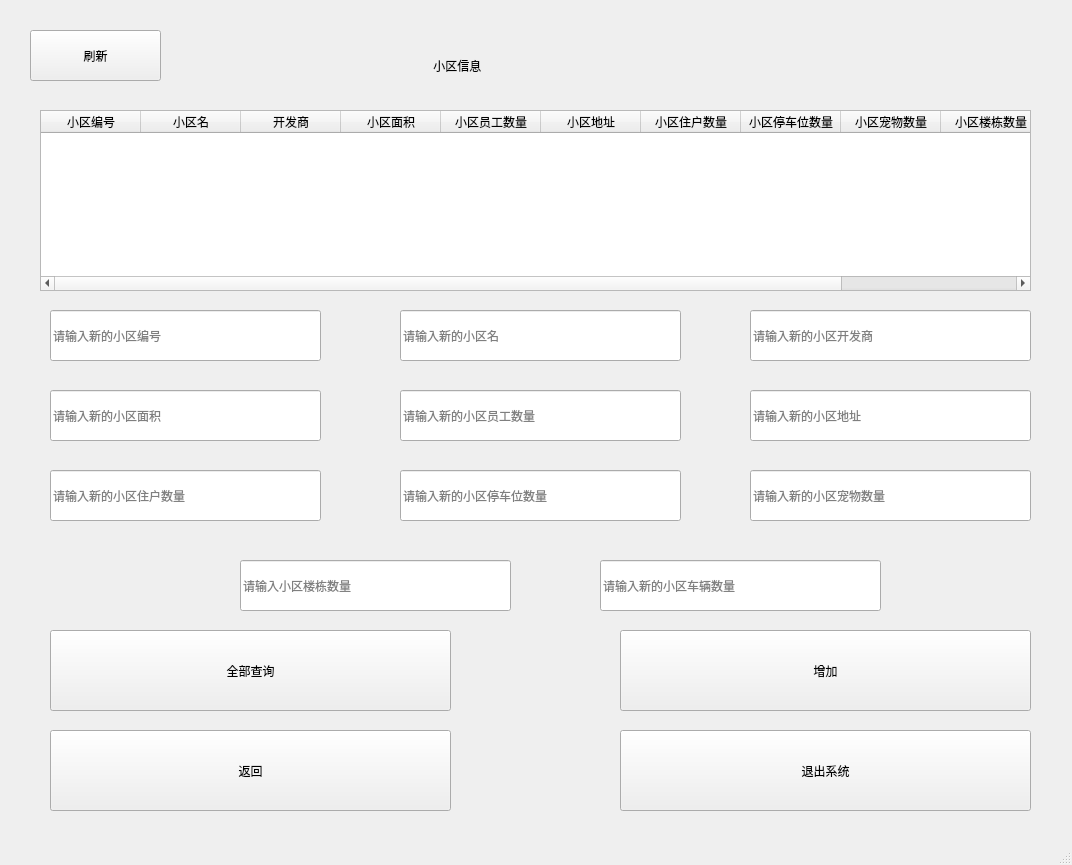
First picture: the form in code/super_root_add_community.ui, repository wan-qiang/Database_classdesigner, before the edit.
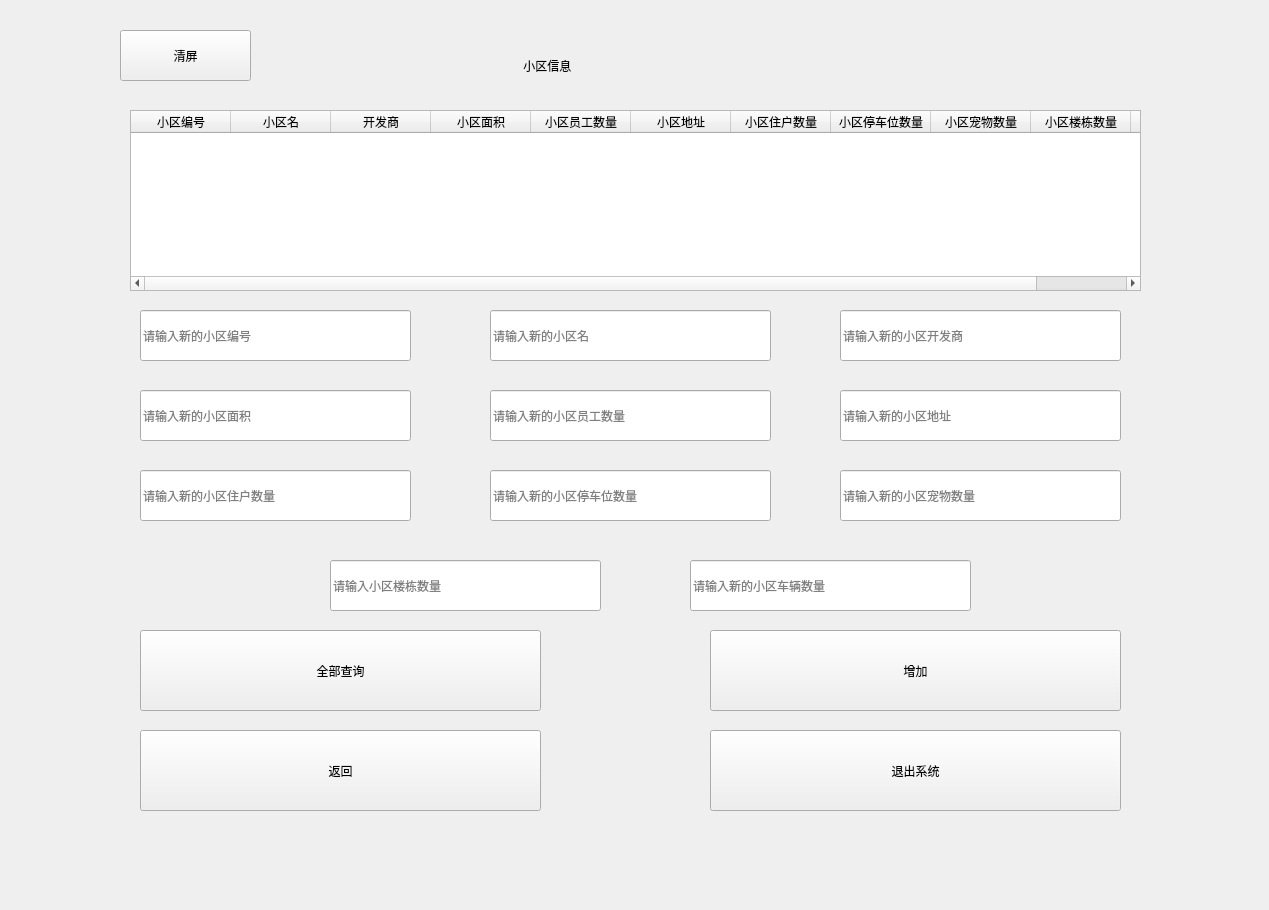
Second picture: the form after the edit. Icons and pictures are not drawn.

```diff
--- a/code/super_root_add_community.ui
+++ b/code/super_root_add_community.ui
@@ -6,20 +6,20 @@
    <rect>
     <x>0</x>
     <y>0</y>
-    <width>1072</width>
-    <height>865</height>
+    <width>1269</width>
+    <height>910</height>
    </rect>
   </property>
   <property name="minimumSize">
    <size>
-    <width>1072</width>
-    <height>865</height>
+    <width>1269</width>
+    <height>910</height>
    </size>
   </property>
   <property name="maximumSize">
    <size>
-    <width>1072</width>
-    <height>865</height>
+    <width>1269</width>
+    <height>910</height>
    </size>
   </property>
   <property name="windowTitle">
@@ -32,9 +32,9 @@
    <widget class="QTableWidget" name="tableWidget">
     <property name="geometry">
      <rect>
-      <x>40</x>
+      <x>130</x>
       <y>110</y>
-      <width>991</width>
+      <width>1011</width>
       <height>181</height>
      </rect>
     </property>
@@ -100,7 +100,7 @@
    <widget class="QLineEdit" name="lineEdit_2">
     <property name="geometry">
      <rect>
-      <x>400</x>
+      <x>490</x>
       <y>310</y>
       <width>281</width>
       <height>51</height>
@@ -113,7 +113,7 @@
    <widget class="QLineEdit" name="lineEdit_3">
     <property name="geometry">
      <rect>
-      <x>750</x>
+      <x>840</x>
       <y>310</y>
       <width>281</width>
       <height>51</height>
@@ -126,7 +126,7 @@
    <widget class="QLineEdit" name="lineEdit_5">
     <property name="geometry">
      <rect>
-      <x>400</x>
+      <x>490</x>
       <y>390</y>
       <width>281</width>
       <height>51</height>
@@ -139,7 +139,7 @@
    <widget class="QPushButton" name="pushButton_2">
     <property name="geometry">
      <rect>
-      <x>50</x>
+      <x>140</x>
       <y>630</y>
       <width>401</width>
       <height>81</height>
@@ -155,7 +155,7 @@
    <widget class="QPushButton" name="pushButton_6">
     <property name="geometry">
      <rect>
-      <x>620</x>
+      <x>710</x>
       <y>730</y>
       <width>411</width>
       <height>81</height>
@@ -171,7 +171,7 @@
    <widget class="QLineEdit" name="lineEdit_4">
     <property name="geometry">
      <rect>
-      <x>50</x>
+      <x>140</x>
       <y>390</y>
       <width>271</width>
       <height>51</height>
@@ -184,7 +184,7 @@
    <widget class="QPushButton" name="pushButton_1">
     <property name="geometry">
      <rect>
-      <x>30</x>
+      <x>120</x>
       <y>30</y>
       <width>131</width>
       <height>51</height>
@@ -194,13 +194,13 @@
      <string notr="true">font: 18pt &quot;Arial&quot;;</string>
     </property>
     <property name="text">
-     <string>刷新</string>
+     <string>清屏</string>
     </property>
    </widget>
    <widget class="QPushButton" name="pushButton_4">
     <property name="geometry">
      <rect>
-      <x>50</x>
+      <x>140</x>
       <y>730</y>
       <width>401</width>
       <height>81</height>
@@ -216,7 +216,7 @@
    <widget class="QLabel" name="label">
     <property name="geometry">
      <rect>
-      <x>420</x>
+      <x>510</x>
       <y>40</y>
       <width>221</width>
       <height>51</height>
@@ -232,7 +232,7 @@
    <widget class="QLineEdit" name="lineEdit">
     <property name="geometry">
      <rect>
-      <x>50</x>
+      <x>140</x>
       <y>310</y>
       <width>271</width>
       <height>51</height>
@@ -245,7 +245,7 @@
    <widget class="QPushButton" name="pushButton_7">
     <property name="geometry">
      <rect>
-      <x>620</x>
+      <x>710</x>
       <y>630</y>
       <width>411</width>
       <height>81</height>
@@ -261,7 +261,7 @@
    <widget class="QLineEdit" name="lineEdit_6">
     <property name="geometry">
      <rect>
-      <x>750</x>
+      <x>840</x>
       <y>390</y>
       <width>281</width>
       <height>51</height>
@@ -274,7 +274,7 @@
    <widget class="QLineEdit" name="lineEdit_7">
     <property name="geometry">
      <rect>
-      <x>50</x>
+      <x>140</x>
       <y>470</y>
       <width>271</width>
       <height>51</height>
@@ -287,7 +287,7 @@
    <widget class="QLineEdit" name="lineEdit_8">
     <property name="geometry">
      <rect>
-      <x>400</x>
+      <x>490</x>
       <y>470</y>
       <width>281</width>
       <height>51</height>
@@ -300,7 +300,7 @@
    <widget class="QLineEdit" name="lineEdit_9">
     <property name="geometry">
      <rect>
-      <x>750</x>
+      <x>840</x>
       <y>470</y>
       <width>281</width>
       <height>51</height>
@@ -313,7 +313,7 @@
    <widget class="QLineEdit" name="lineEdit_10">
     <property name="geometry">
      <rect>
-      <x>240</x>
+      <x>330</x>
       <y>560</y>
       <width>271</width>
       <height>51</height>
@@ -326,7 +326,7 @@
    <widget class="QLineEdit" name="lineEdit_11">
     <property name="geometry">
      <rect>
-      <x>600</x>
+      <x>690</x>
       <y>560</y>
       <width>281</width>
       <height>51</height>
@@ -337,17 +337,6 @@
     </property>
    </widget>
   </widget>
-  <widget class="QMenuBar" name="menubar">
-   <property name="geometry">
-    <rect>
-     <x>0</x>
-     <y>0</y>
-     <width>1072</width>
-     <height>26</height>
-    </rect>
-   </property>
-  </widget>
-  <widget class="QStatusBar" name="statusbar"/>
  </widget>
  <resources>
   <include location="image/super_root_add_community.qrc"/>
```
Left out of the diff: 2 changed lines with no effect on the pictures.
